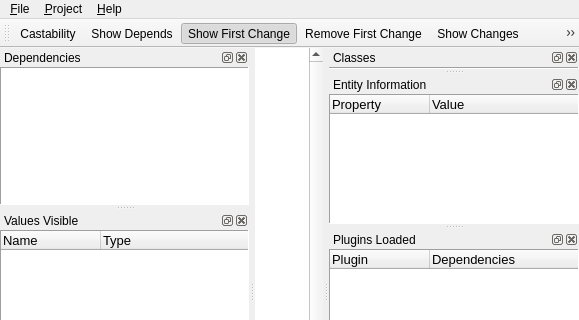
Qt form Editor/MainWindow.ui (gavofyork/Martta) before a commit; both pictures show x 0 to 579 and y 0 to 320 of the 579 by 794 pixel window.
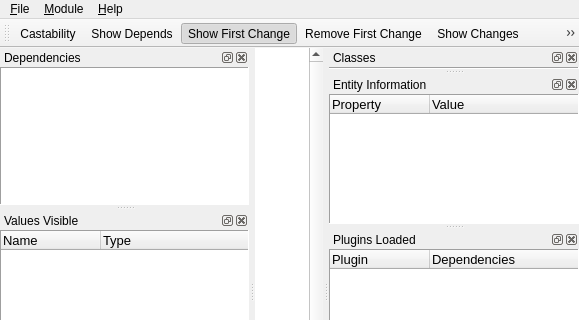
The same form after that commit. Custom widgets are drawn as their Qt base class.

Commit message:
Removed all the project management stuff from the Editor, and put similar stuff into the Language/Projects tree.
branch : Solution

The edit to the form file:
```diff
--- a/Editor/MainWindow.ui
+++ b/Editor/MainWindow.ui
@@ -221,7 +221,7 @@
    </widget>
    <widget class="QMenu" name="menu_Project_2">
     <property name="title">
-     <string>&amp;Project</string>
+     <string>&amp;Module</string>
     </property>
     <addaction name="actExecute"/>
    </widget>
```
Left out of the diff: 26 changed lines with no effect on the pictures. The commit also changes 51 other files.
